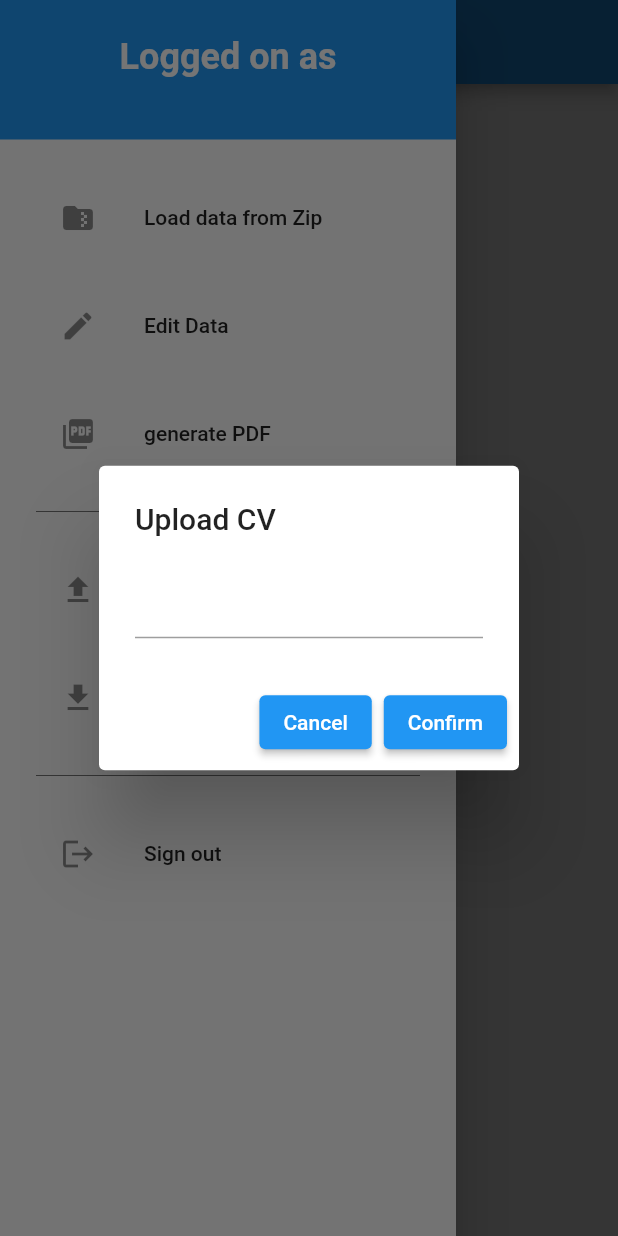
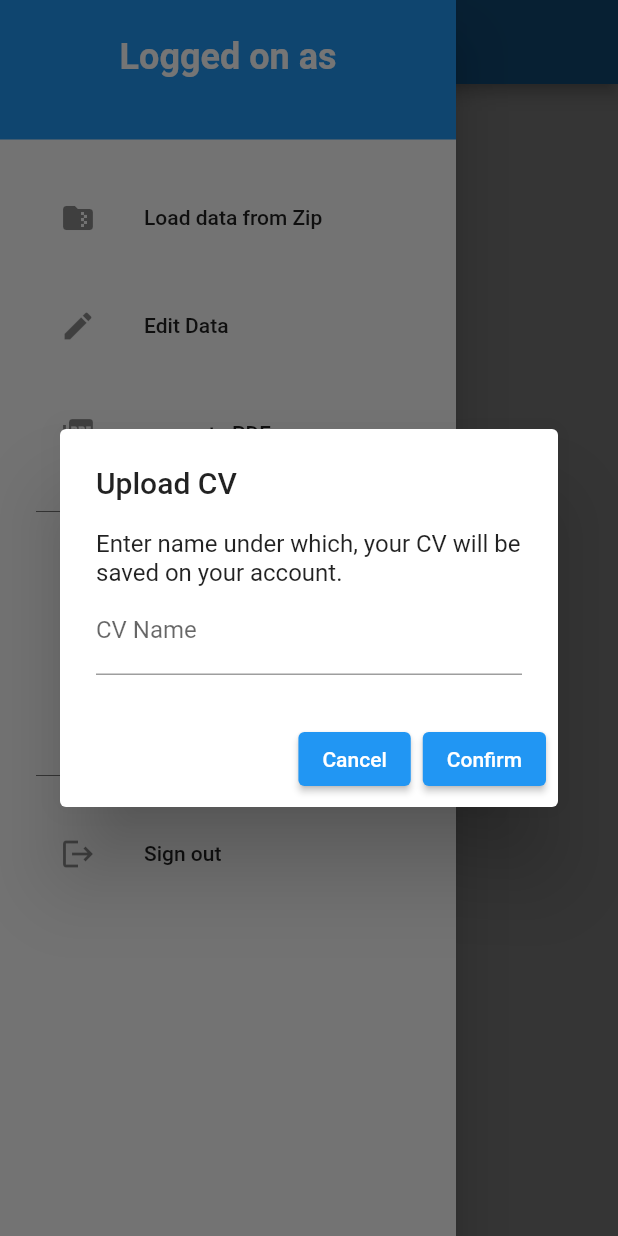
Before and after one commit to bjadczak/LRGTool, a Flutter app: the screen it shows once a user with an empty profile is signed in, in the side drawer, after a tap on "Upload current CV", on a phone screen of 412 x 824 dp. Run offline on Flutter 3.47's test engine with Material 2 defaults, Android fonts, the phone set to English and light mode, and no system bars; our stand-ins replace cloud_firestore, csv, email_validator, file_picker, firebase_auth, firebase_core and 4 more; accounts and stored records are empty.

Commit message:
Improve upload CV dialog

```diff
--- a/lib/pages/home_page.dart
+++ b/lib/pages/home_page.dart
@@ -245,7 +245,7 @@ class _NavigationDrawerState extends State<NavigationDrawer> {
   ListTile loadFromZipOrClear(BuildContext context) {
     return getCurrentData() == null
         ? ListTile(
-            enabled: !kIsWeb,
+            enabled: true,
             leading: const Icon(Icons.folder_zip),
             title: const Text("Load data from Zip"),
             onTap: () {
@@ -316,10 +316,21 @@ class _NavigationDrawerState extends State<NavigationDrawer> {
         var content = getCurrentData()?.nameOfCv ?? "";
         return AlertDialog(
           title: const Text("Upload CV"),
-          content: TextField(
-            maxLines: 1,
-            controller: TextEditingController(text: content),
-            onChanged: (value) => content = value,
+          content: Column(
+            mainAxisSize: MainAxisSize.min,
+            children: [
+              const Text(
+                  "Enter name under which, your CV will be saved on your account."),
+              TextField(
+                decoration: const InputDecoration(
+                  labelText: 'CV Name',
+                  hintText: 'Enter name of your CV',
+                ),
+                maxLines: 1,
+                controller: TextEditingController(text: content),
+                onChanged: (value) => content = value,
+              ),
+            ],
           ),
           actions: [
             ElevatedButton(
```
